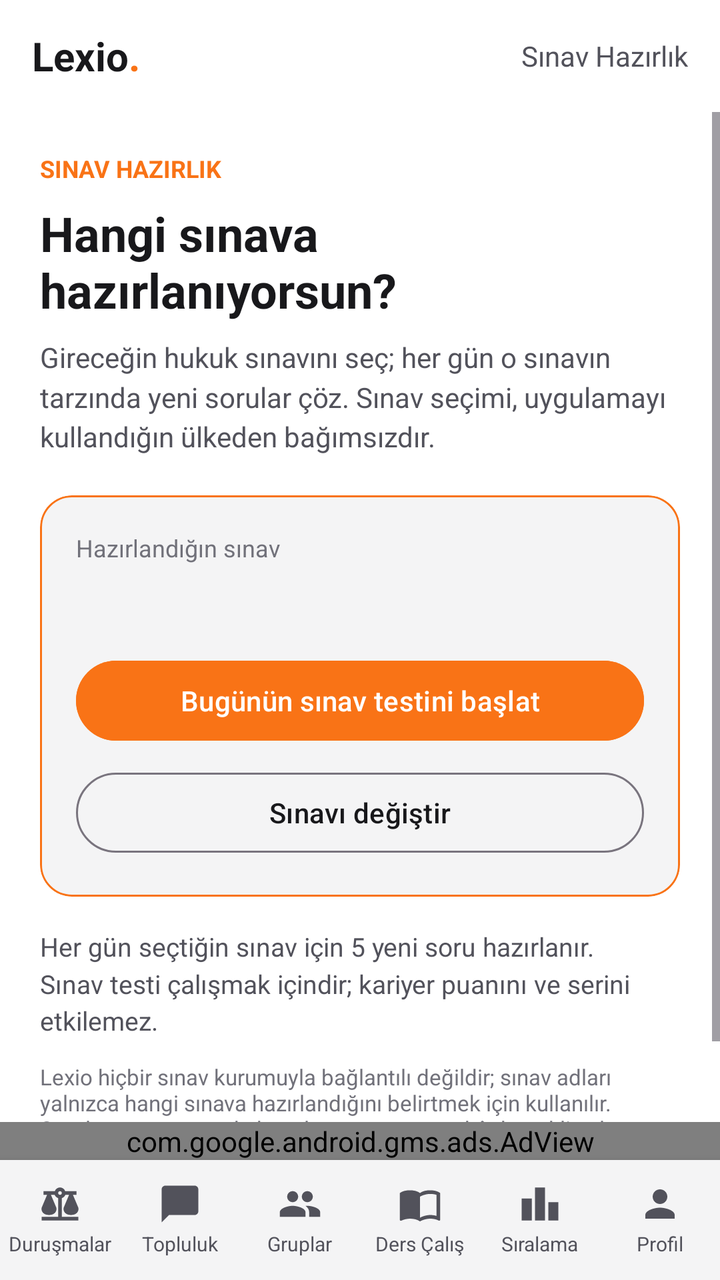
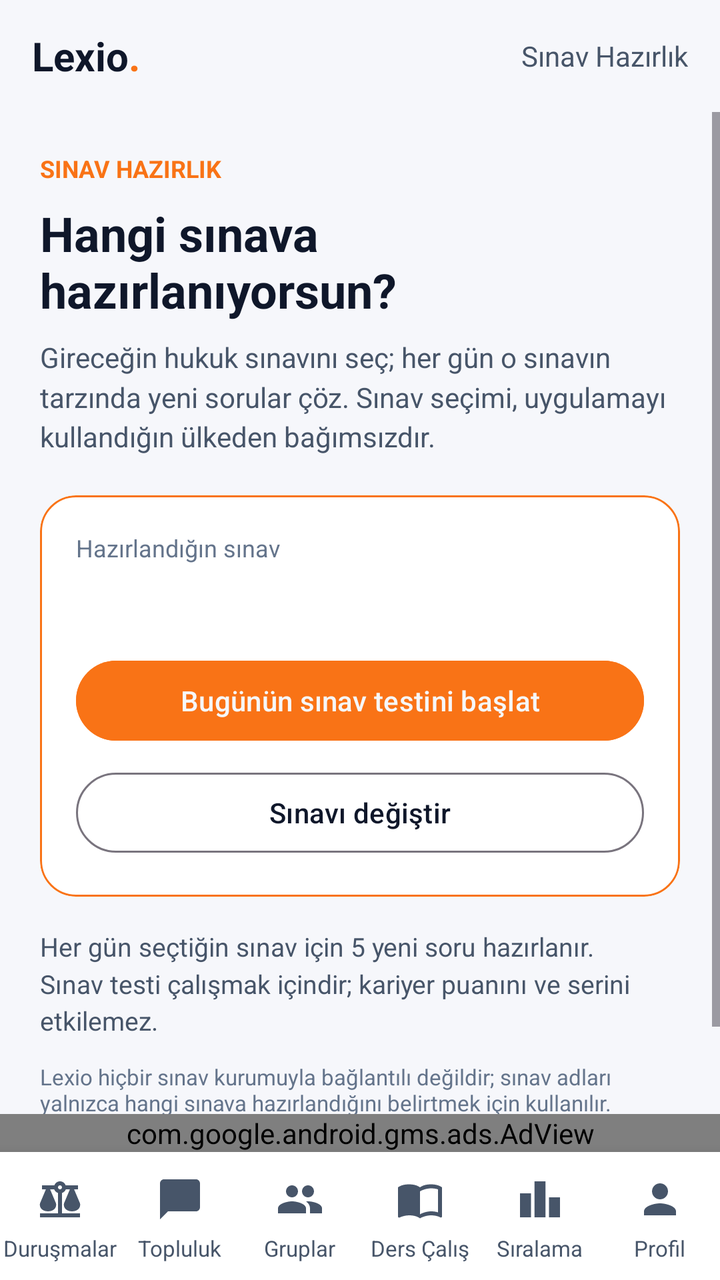

Compare the two renders of this Android layout. The source of the first and the diff that turns it into the second are given below.
<!-- AndroidManifest.xml: application theme Theme.Lexio -->
<!-- res/layout/layout_exam_prep.xml -->
<?xml version="1.0" encoding="utf-8"?>
<LinearLayout xmlns:android="http://schemas.android.com/apk/res/android"
    xmlns:app="http://schemas.android.com/apk/res-auto"
    android:layout_width="match_parent"
    android:layout_height="match_parent"
    android:orientation="vertical"
    android:background="@color/bg_dark">

    
    <RelativeLayout
        android:layout_width="match_parent"
        android:layout_height="56dp"
        android:paddingHorizontal="16dp"
        android:background="@color/bg_dark">

        <TextView
            android:id="@+id/logoText"
            android:layout_width="wrap_content"
            android:layout_height="wrap_content"
            android:layout_centerVertical="true"
            android:text="Lexio"
            android:textColor="@color/text_primary"
            android:textSize="20sp"
            android:textStyle="bold" />

        <TextView
            android:layout_width="wrap_content"
            android:layout_height="wrap_content"
            android:layout_toEndOf="@id/logoText"
            android:layout_centerVertical="true"
            android:text="."
            android:textColor="@color/accent_primary"
            android:textSize="20sp"
            android:textStyle="bold" />

        <TextView
            android:layout_width="wrap_content"
            android:layout_height="wrap_content"
            android:layout_alignParentEnd="true"
            android:layout_centerVertical="true"
            android:text="@string/exam_screen_title"
            android:textColor="@color/text_secondary"
            android:textSize="14sp" />
    </RelativeLayout>

    <ScrollView
        android:layout_width="match_parent"
        android:layout_height="0dp"
        android:layout_weight="1"
        android:fillViewport="true">

        <LinearLayout
            android:layout_width="match_parent"
            android:layout_height="wrap_content"
            android:orientation="vertical"
            android:padding="20dp">

            <TextView
                android:layout_width="wrap_content"
                android:layout_height="wrap_content"
                android:text="@string/exam_eyebrow"
                android:textColor="@color/accent_primary"
                android:textSize="12sp"
                android:textStyle="bold" />

            <TextView
                android:layout_width="wrap_content"
                android:layout_height="wrap_content"
                android:layout_marginTop="8dp"
                android:text="@string/exam_heading"
                android:textColor="@color/text_primary"
                android:textSize="24sp"
                android:textStyle="bold" />

            <TextView
                android:layout_width="wrap_content"
                android:layout_height="wrap_content"
                android:layout_marginTop="8dp"
                android:text="@string/exam_subheading"
                android:textColor="@color/text_secondary"
                android:textSize="14sp"
                android:lineSpacingMultiplier="1.2" />

            
            <com.google.android.material.card.MaterialCardView
                android:layout_width="match_parent"
                android:layout_height="wrap_content"
                android:layout_marginTop="20dp"
                app:cardBackgroundColor="@color/card_bg"
                app:cardCornerRadius="16dp"
                app:strokeColor="@color/accent_primary"
                app:strokeWidth="1dp">

                <LinearLayout
                    android:layout_width="match_parent"
                    android:layout_height="wrap_content"
                    android:orientation="vertical"
                    android:padding="18dp">

                    <TextView
                        android:layout_width="wrap_content"
                        android:layout_height="wrap_content"
                        android:text="@string/exam_selected_label"
                        android:textColor="@color/text_muted"
                        android:textSize="12sp" />

                    <TextView
                        android:id="@+id/tvExamName"
                        android:layout_width="match_parent"
                        android:layout_height="wrap_content"
                        android:layout_marginTop="4dp"
                        android:textColor="@color/text_primary"
                        android:textSize="18sp"
                        android:textStyle="bold" />

                    <TextView
                        android:id="@+id/tvExamResult"
                        android:layout_width="match_parent"
                        android:layout_height="wrap_content"
                        android:layout_marginTop="8dp"
                        android:textColor="@color/defense_green"
                        android:textSize="13sp"
                        android:visibility="gone" />

                    <Button
                        android:id="@+id/btnStartExamQuiz"
                        android:layout_width="match_parent"
                        android:layout_height="wrap_content"
                        android:layout_marginTop="16dp"
                        android:backgroundTint="@color/accent_primary"
                        android:text="@string/exam_start_btn"
                        android:textColor="@color/bg_dark" />

                    <Button
                        android:id="@+id/btnChangeExam"
                        style="@style/Widget.Material3.Button.OutlinedButton"
                        android:layout_width="match_parent"
                        android:layout_height="wrap_content"
                        android:layout_marginTop="8dp"
                        android:text="@string/exam_change_btn"
                        android:textColor="@color/text_primary" />
                </LinearLayout>
            </com.google.android.material.card.MaterialCardView>

            <TextView
                android:layout_width="match_parent"
                android:layout_height="wrap_content"
                android:layout_marginTop="16dp"
                android:text="@string/exam_how_it_works"
                android:textColor="@color/text_secondary"
                android:textSize="13sp"
                android:lineSpacingMultiplier="1.2" />

            <TextView
                android:layout_width="match_parent"
                android:layout_height="wrap_content"
                android:layout_marginTop="12dp"
                android:text="@string/exam_disclaimer"
                android:textColor="@color/text_muted"
                android:textSize="11sp" />
        </LinearLayout>
    </ScrollView>

    
    <com.google.android.gms.ads.AdView
        android:id="@+id/adView"
        android:layout_width="match_parent"
        android:layout_height="wrap_content"
        android:layout_gravity="center"
        app:adSize="BANNER"
        app:adUnitId="ca-app-pub-4674211063760769/4886149685" />

    
    <include layout="@layout/nav_bottom" />

</LinearLayout>
<!-- res/layout/nav_bottom.xml (included above) -->
<?xml version="1.0" encoding="utf-8"?>
<LinearLayout xmlns:android="http://schemas.android.com/apk/res/android"
    android:id="@+id/bottomNavigationContainer"
    android:layout_width="match_parent"
    android:layout_height="60dp"
    android:orientation="horizontal"
    android:background="@color/card_bg"
    android:elevation="8dp">

    <LinearLayout
        android:id="@+id/navCases"
        android:layout_width="0dp"
        android:layout_height="match_parent"
        android:layout_weight="1"
        android:orientation="vertical"
        android:gravity="center"
        android:background="?attr/selectableItemBackgroundBorderless"
        android:clickable="true"
        android:focusable="true">
        <ImageView
            android:id="@+id/navCasesIcon"
            android:layout_width="22dp"
            android:layout_height="22dp"
            android:importantForAccessibility="no"
            android:src="@drawable/ic_nav_cases"
            app:tint="@color/text_secondary"
            xmlns:app="http://schemas.android.com/apk/res-auto" />
        <TextView
            android:id="@+id/navCasesLabel"
            android:layout_width="wrap_content"
            android:layout_height="wrap_content"
            android:layout_marginTop="2dp"
            android:text="@string/nav_cases"
            android:textColor="@color/text_secondary"
            android:textSize="10sp" />
    </LinearLayout>

    <LinearLayout
        android:id="@+id/navFeed"
        android:layout_width="0dp"
        android:layout_height="match_parent"
        android:layout_weight="1"
        android:orientation="vertical"
        android:gravity="center"
        android:background="?attr/selectableItemBackgroundBorderless"
        android:clickable="true"
        android:focusable="true">
        <ImageView
            android:id="@+id/navFeedIcon"
            android:layout_width="22dp"
            android:layout_height="22dp"
            android:importantForAccessibility="no"
            android:src="@drawable/ic_nav_feed"
            app:tint="@color/text_secondary"
            xmlns:app="http://schemas.android.com/apk/res-auto" />
        <TextView
            android:id="@+id/navFeedLabel"
            android:layout_width="wrap_content"
            android:layout_height="wrap_content"
            android:layout_marginTop="2dp"
            android:text="@string/nav_feed"
            android:textColor="@color/text_secondary"
            android:textSize="10sp" />
    </LinearLayout>

    <LinearLayout
        android:id="@+id/navWorkspace"
        android:layout_width="0dp"
        android:layout_height="match_parent"
        android:layout_weight="1"
        android:orientation="vertical"
        android:gravity="center"
        android:background="?attr/selectableItemBackgroundBorderless"
        android:clickable="true"
        android:focusable="true">
        <ImageView
            android:id="@+id/navWorkspaceIcon"
            android:layout_width="22dp"
            android:layout_height="22dp"
            android:importantForAccessibility="no"
            android:src="@drawable/ic_nav_workspace"
            app:tint="@color/text_secondary"
            xmlns:app="http://schemas.android.com/apk/res-auto" />
        <TextView
            android:id="@+id/navWorkspaceLabel"
            android:layout_width="wrap_content"
            android:layout_height="wrap_content"
            android:layout_marginTop="2dp"
            android:text="@string/nav_workspace"
            android:textColor="@color/text_secondary"
            android:textSize="10sp" />
    </LinearLayout>

    <LinearLayout
        android:id="@+id/navStudy"
        android:layout_width="0dp"
        android:layout_height="match_parent"
        android:layout_weight="1"
        android:orientation="vertical"
        android:gravity="center"
        android:background="?attr/selectableItemBackgroundBorderless"
        android:clickable="true"
        android:focusable="true">
        <ImageView
            android:id="@+id/navStudyIcon"
            android:layout_width="22dp"
            android:layout_height="22dp"
            android:importantForAccessibility="no"
            android:src="@drawable/ic_nav_study"
            app:tint="@color/text_secondary"
            xmlns:app="http://schemas.android.com/apk/res-auto" />
        <TextView
            android:id="@+id/navStudyLabel"
            android:layout_width="wrap_content"
            android:layout_height="wrap_content"
            android:layout_marginTop="2dp"
            android:text="@string/nav_study"
            android:textColor="@color/text_secondary"
            android:textSize="10sp" />
    </LinearLayout>

    <LinearLayout
        android:id="@+id/navLeaderboard"
        android:layout_width="0dp"
        android:layout_height="match_parent"
        android:layout_weight="1"
        android:orientation="vertical"
        android:gravity="center"
        android:background="?attr/selectableItemBackgroundBorderless"
        android:clickable="true"
        android:focusable="true">
        <ImageView
            android:id="@+id/navLeaderboardIcon"
            android:layout_width="22dp"
            android:layout_height="22dp"
            android:importantForAccessibility="no"
            android:src="@drawable/ic_nav_leaderboard"
            app:tint="@color/text_secondary"
            xmlns:app="http://schemas.android.com/apk/res-auto" />
        <TextView
            android:id="@+id/navLeaderboardLabel"
            android:layout_width="wrap_content"
            android:layout_height="wrap_content"
            android:layout_marginTop="2dp"
            android:text="@string/nav_leaderboard"
            android:textColor="@color/text_secondary"
            android:textSize="10sp" />
    </LinearLayout>

    <LinearLayout
        android:id="@+id/navProfile"
        android:layout_width="0dp"
        android:layout_height="match_parent"
        android:layout_weight="1"
        android:orientation="vertical"
        android:gravity="center"
        android:background="?attr/selectableItemBackgroundBorderless"
        android:clickable="true"
        android:focusable="true">
        <ImageView
            android:id="@+id/navProfileIcon"
            android:layout_width="22dp"
            android:layout_height="22dp"
            android:importantForAccessibility="no"
            android:src="@drawable/ic_nav_profile"
            app:tint="@color/text_secondary"
            xmlns:app="http://schemas.android.com/apk/res-auto" />
        <TextView
            android:id="@+id/navProfileLabel"
            android:layout_width="wrap_content"
            android:layout_height="wrap_content"
            android:layout_marginTop="2dp"
            android:text="@string/nav_profile"
            android:textColor="@color/text_secondary"
            android:textSize="10sp" />
    </LinearLayout>
</LinearLayout>
<!-- resources referenced by this layout -->
<resources>
  <color name="accent_primary">#f97316</color>
  <color name="bg_dark">#ffffff</color>
  <color name="card_bg">#f4f4f5</color>
  <color name="defense_green">#059669</color>
  <color name="text_muted">#71717a</color>
  <color name="text_primary">#18181b</color>
  <color name="text_secondary">#52525b</color>
  <!-- drawable ic_nav_feed (drawable) -->
  <?xml version="1.0" encoding="utf-8"?>
  <vector xmlns:android="http://schemas.android.com/apk/res/android"
      android:width="24dp"
      android:height="24dp"
      android:viewportWidth="24"
      android:viewportHeight="24">
      <path android:fillColor="#FFFFFFFF" android:pathData="M20,2H4c-1.1,0 -2,0.9 -2,2v18l4,-4h14c1.1,0 2,-0.9 2,-2V4c0,-1.1 -0.9,-2 -2,-2z" />
  </vector>
  <!-- drawable ic_nav_leaderboard (drawable) -->
  <?xml version="1.0" encoding="utf-8"?>
  <vector xmlns:android="http://schemas.android.com/apk/res/android"
      android:width="24dp"
      android:height="24dp"
      android:viewportWidth="24"
      android:viewportHeight="24">
      <path android:fillColor="#FFFFFFFF" android:pathData="M7.5,21H2V9h5.5v12zM14.75,3h-5.5v18h5.5V3zM22,11h-5.5v10H22V11z" />
  </vector>
  <!-- drawable ic_nav_profile (drawable) -->
  <?xml version="1.0" encoding="utf-8"?>
  <vector xmlns:android="http://schemas.android.com/apk/res/android"
      android:width="24dp"
      android:height="24dp"
      android:viewportWidth="24"
      android:viewportHeight="24">
      <path android:fillColor="#FFFFFFFF" android:pathData="M12,12c2.21,0 4,-1.79 4,-4s-1.79,-4 -4,-4 -4,1.79 -4,4 1.79,4 4,4zM12,14c-2.67,0 -8,1.34 -8,4v2h16v-2c0,-2.66 -5.33,-4 -8,-4z" />
  </vector>
  <string name="exam_change_btn">Sınavı değiştir</string>
  <string name="exam_disclaimer">Lexio hiçbir sınav kurumuyla bağlantılı değildir; sınav adları yalnızca hangi sınava hazırlandığını belirtmek için kullanılır. Sorular sınav tarzında hazırlanmış, yapay zekâ destekli çalışma soruları olup hata içerebilir; resmî kaynakları kontrol et.</string>
  <string name="exam_eyebrow">SINAV HAZIRLIK</string>
  <string name="exam_heading">Hangi sınava hazırlanıyorsun?</string>
  <string name="exam_how_it_works">Her gün seçtiğin sınav için 5 yeni soru hazırlanır. Sınav testi çalışmak içindir; kariyer puanını ve serini etkilemez.</string>
  <string name="exam_screen_title">Sınav Hazırlık</string>
  <string name="exam_selected_label">Hazırlandığın sınav</string>
  <string name="exam_start_btn">Bugünün sınav testini başlat</string>
  <string name="exam_subheading">Gireceğin hukuk sınavını seç; her gün o sınavın tarzında yeni sorular çöz. Sınav seçimi, uygulamayı kullandığın ülkeden bağımsızdır.</string>
  <string name="nav_cases">Duruşmalar</string>
  <string name="nav_feed">Topluluk</string>
  <string name="nav_leaderboard">Sıralama</string>
  <string name="nav_profile">Profil</string>
  <string name="nav_study">Ders Çalış</string>
  <string name="nav_workspace">Gruplar</string>
  <style name="Theme.Lexio" parent="Theme.Material3.DayNight.NoActionBar">
          <item name="android:windowBackground">@color/bg_dark</item>
          <item name="android:statusBarColor">@color/bg_dark</item>
          <item name="android:navigationBarColor">@color/bg_dark</item>
          <item name="android:windowLightStatusBar">true</item>
          <item name="android:windowLightNavigationBar">true</item>
          <item name="colorPrimary">@color/accent_primary</item>
          <item name="colorSecondary">@color/accent_secondary</item>
      </style>
  <color name="accent_secondary">#ea580c</color>
  <!-- unchanged entries left out for length: 3 -->
</resources>

<!-- the commit's change to res/layout/layout_exam_prep.xml (unified diff, before → after) -->
@@ -87,7 +87,7 @@
                 android:layout_height="wrap_content"
                 android:layout_marginTop="20dp"
                 app:cardBackgroundColor="@color/card_bg"
-                app:cardCornerRadius="16dp"
+                app:cardCornerRadius="18dp"
                 app:strokeColor="@color/accent_primary"
                 app:strokeWidth="1dp">
 
@@ -179,10 +179,10 @@
 <LinearLayout xmlns:android="http://schemas.android.com/apk/res/android"
     android:id="@+id/bottomNavigationContainer"
     android:layout_width="match_parent"
-    android:layout_height="60dp"
+    android:layout_height="64dp"
     android:orientation="horizontal"
     android:background="@color/card_bg"
-    android:elevation="8dp">
+    android:elevation="12dp">
 
     <LinearLayout
         android:id="@+id/navCases"
@@ -196,8 +196,10 @@
         android:focusable="true">
         <ImageView
             android:id="@+id/navCasesIcon"
-            android:layout_width="22dp"
-            android:layout_height="22dp"
+            android:layout_width="56dp"
+            android:layout_height="30dp"
+            android:paddingHorizontal="16dp"
+            android:paddingVertical="3dp"
             android:importantForAccessibility="no"
             android:src="@drawable/ic_nav_cases"
             app:tint="@color/text_secondary"
@@ -209,7 +211,7 @@
             android:layout_marginTop="2dp"
             android:text="@string/nav_cases"
             android:textColor="@color/text_secondary"
-            android:textSize="10sp" />
+            android:textSize="11sp" />
     </LinearLayout>
 
     <LinearLayout
@@ -224,8 +226,10 @@
         android:focusable="true">
         <ImageView
             android:id="@+id/navFeedIcon"
-            android:layout_width="22dp"
-            android:layout_height="22dp"
+            android:layout_width="56dp"
+            android:layout_height="30dp"
+            android:paddingHorizontal="16dp"
+            android:paddingVertical="3dp"
             android:importantForAccessibility="no"
             android:src="@drawable/ic_nav_feed"
             app:tint="@color/text_secondary"
@@ -237,7 +241,7 @@
             android:layout_marginTop="2dp"
             android:text="@string/nav_feed"
             android:textColor="@color/text_secondary"
-            android:textSize="10sp" />
+            android:textSize="11sp" />
     </LinearLayout>
 
     <LinearLayout
@@ -252,8 +256,10 @@
         android:focusable="true">
         <ImageView
             android:id="@+id/navWorkspaceIcon"
-            android:layout_width="22dp"
-            android:layout_height="22dp"
+            android:layout_width="56dp"
+            android:layout_height="30dp"
+            android:paddingHorizontal="16dp"
+            android:paddingVertical="3dp"
             android:importantForAccessibility="no"
             android:src="@drawable/ic_nav_workspace"
             app:tint="@color/text_secondary"
@@ -265,7 +271,7 @@
             android:layout_marginTop="2dp"
             android:text="@string/nav_workspace"
             android:textColor="@color/text_secondary"
-            android:textSize="10sp" />
+            android:textSize="11sp" />
     </LinearLayout>
 
     <LinearLayout
@@ -280,8 +286,10 @@
         android:focusable="true">
         <ImageView
             android:id="@+id/navStudyIcon"
-            android:layout_width="22dp"
-            android:layout_height="22dp"
+            android:layout_width="56dp"
+            android:layout_height="30dp"
+            android:paddingHorizontal="16dp"
+            android:paddingVertical="3dp"
             android:importantForAccessibility="no"
             android:src="@drawable/ic_nav_study"
             app:tint="@color/text_secondary"
@@ -293,7 +301,7 @@
             android:layout_marginTop="2dp"
             android:text="@string/nav_study"
             android:textColor="@color/text_secondary"
-            android:textSize="10sp" />
+            android:textSize="11sp" />
     </LinearLayout>
 
     <LinearLayout
@@ -308,8 +316,10 @@
         android:focusable="true">
         <ImageView
             android:id="@+id/navLeaderboardIcon"
-            android:layout_width="22dp"
-            android:layout_height="22dp"
+            android:layout_width="56dp"
+            android:layout_height="30dp"
+            android:paddingHorizontal="16dp"
+            android:paddingVertical="3dp"
             android:importantForAccessibility="no"
             android:src="@drawable/ic_nav_leaderboard"
             app:tint="@color/text_secondary"
@@ -321,7 +331,7 @@
             android:layout_marginTop="2dp"
             android:text="@string/nav_leaderboard"
             android:textColor="@color/text_secondary"
-            android:textSize="10sp" />
+            android:textSize="11sp" />
     </LinearLayout>
 
     <LinearLayout
@@ -336,8 +346,10 @@
         android:focusable="true">
         <ImageView
             android:id="@+id/navProfileIcon"
-            android:layout_width="22dp"
-            android:layout_height="22dp"
+            android:layout_width="56dp"
+            android:layout_height="30dp"
+            android:paddingHorizontal="16dp"
+            android:paddingVertical="3dp"
             android:importantForAccessibility="no"
             android:src="@drawable/ic_nav_profile"
             app:tint="@color/text_secondary"
@@ -349,6 +361,6 @@
             android:layout_marginTop="2dp"
             android:text="@string/nav_profile"
             android:textColor="@color/text_secondary"
-            android:textSize="10sp" />
+            android:textSize="11sp" />
     </LinearLayout>
 </LinearLayout>
<!-- resource entries referenced after the edit -->
@@ -1,12 +1,12 @@
 <!-- resources referenced by this layout -->
 <resources>
   <color name="accent_primary">#f97316</color>
-  <color name="bg_dark">#ffffff</color>
-  <color name="card_bg">#f4f4f5</color>
+  <color name="bg_dark">#F6F7FB</color>
+  <color name="card_bg">#FFFFFF</color>
   <color name="defense_green">#059669</color>
-  <color name="text_muted">#71717a</color>
-  <color name="text_primary">#18181b</color>
-  <color name="text_secondary">#52525b</color>
+  <color name="text_muted">#64748B</color>
+  <color name="text_primary">#0F172A</color>
+  <color name="text_secondary">#475569</color>
   <!-- drawable ic_nav_feed (drawable) -->
   <?xml version="1.0" encoding="utf-8"?>
   <vector xmlns:android="http://schemas.android.com/apk/res/android"
